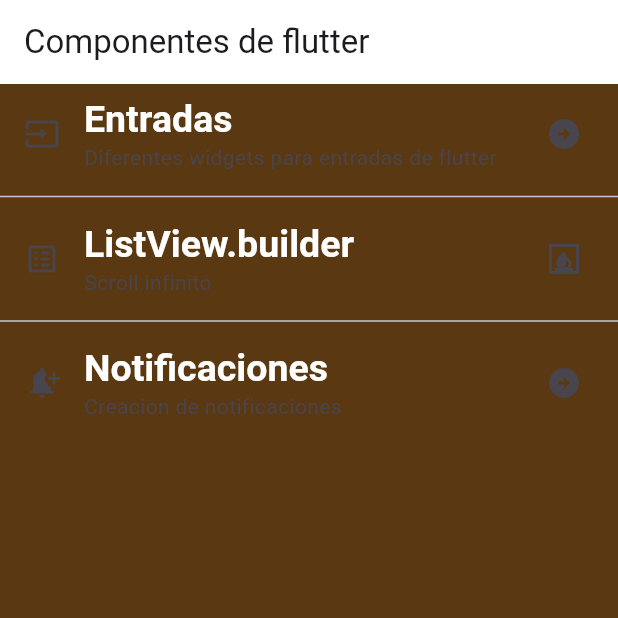
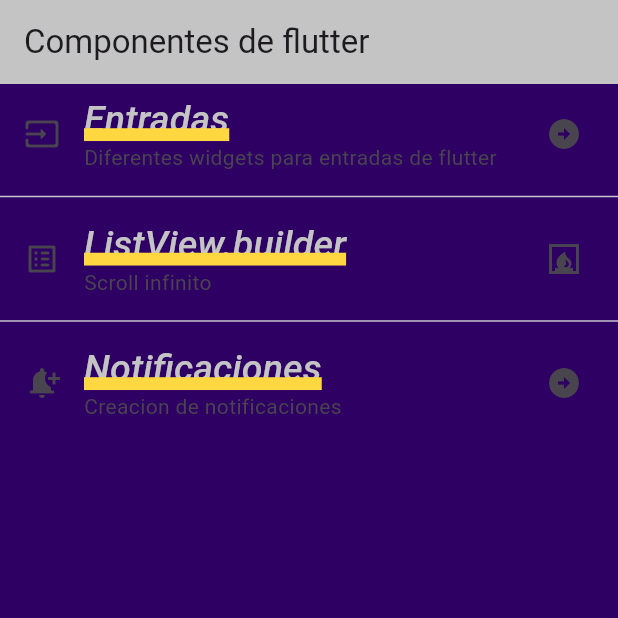
Before and after one commit to TheRipper284/componentes_flutter5c, a Flutter app: the screen it shows after launch, on a phone screen of 412 x 824 dp, the top half of it. Run offline on Flutter 3.47's test engine with Material 3 defaults, Android fonts, the phone set to English and light mode, and no system bars; our stand-ins replace google_fonts; Roboto replaces fonts that are missing (Aclonica).

Commit message:
Adding Google fonts to the AppTheme

```diff
--- a/lib/theme/app_theme.dart
+++ b/lib/theme/app_theme.dart
@@ -1,22 +1,30 @@
 
 import 'package:flutter/material.dart';
+import 'package:google_fonts/google_fonts.dart';
 
 class AppTheme{
   //Declaraciones de color
-  static const primaryColor = Color.fromARGB(255, 255, 255, 255);
-  static const backColor = Color.fromARGB(255, 90, 56, 17);
+  static const primaryColor = Color.fromARGB(255, 196, 196, 196);
+  static const backColor = Color.fromARGB(255, 46, 0, 99);
 
   //Declaraciones de tema claro
   static final ThemeData lightTheme = ThemeData.light().copyWith(
     scaffoldBackgroundColor: backColor,
         appBarTheme: const AppBarTheme(color: primaryColor),
-        textTheme: const TextTheme(
-          headlineLarge: TextStyle(
+        textTheme:  TextTheme(
+          headlineLarge: GoogleFonts.aclonica(
             color: primaryColor,
             fontSize: 25.0,
-            fontWeight: FontWeight.bold,
-            fontFamily: 'sans-serif',
+            fontWeight: FontWeight.w500,
+            decoration: TextDecoration.underline,
+            decorationColor: Colors.amberAccent,
+            decorationStyle: TextDecorationStyle.solid,
+            decorationThickness:7.0,
+            fontStyle: FontStyle.italic,
           ),
-        )
+          // bodySmall: GoogleFonts.aBeeZee(
+
+          // )
+        ),
   );
 }
--- a/pubspec.yaml
+++ b/pubspec.yaml
@@ -9,6 +9,7 @@ environment:
 dependencies:
   flutter:
     sdk: flutter
+  google_fonts: ^6.1.0
 
 dev_dependencies:
   flutter_test:
```
Also changed, not shown: pubspec.lock.
